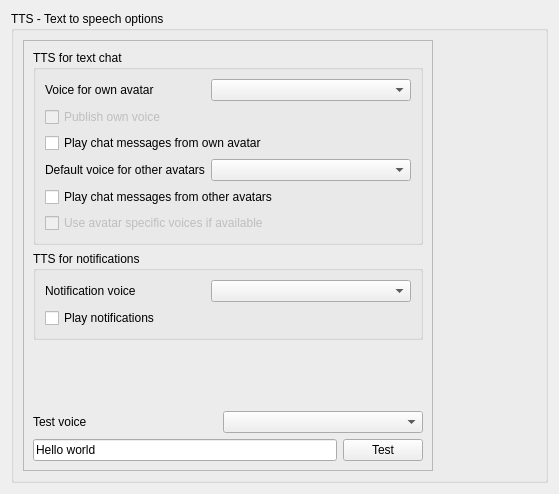
Qt form TtsModule/ui/TTSSettings.ui (realXtend/tundra) before a commit.
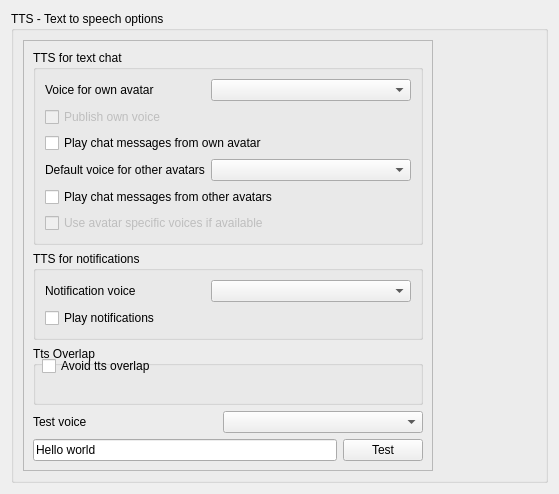
The same form after that commit.

Commit message: Update the TTS module to the last version with overlap and priority, and update the doc of doxygen

What changed in the file:
```diff
--- a/TtsModule/ui/TTSSettings.ui
+++ b/TtsModule/ui/TTSSettings.ui
@@ -178,17 +178,36 @@
               </widget>
              </item>
              <item>
-              <spacer name="verticalSpacer">
-               <property name="orientation">
-                <enum>Qt::Vertical</enum>
-               </property>
-               <property name="sizeHint" stdset="0">
+              <widget class="QGroupBox" name="groupBox_4">
+               <property name="minimumSize">
                 <size>
-                 <width>20</width>
+                 <width>377</width>
                  <height>40</height>
                 </size>
                </property>
-              </spacer>
+               <property name="title">
+                <string>Tts Overlap</string>
+               </property>
+               <widget class="QWidget" name="horizontalLayoutWidget">
+                <property name="geometry">
+                 <rect>
+                  <x>9</x>
+                  <y>0</y>
+                  <width>341</width>
+                  <height>41</height>
+                 </rect>
+                </property>
+                <layout class="QHBoxLayout" name="horizontalLayout_12">
+                 <item>
+                  <widget class="QCheckBox" name="overlapTtsCheckBox">
+                   <property name="text">
+                    <string>Avoid tts overlap</string>
+                   </property>
+                  </widget>
+                 </item>
+                </layout>
+               </widget>
+              </widget>
              </item>
              <item>
               <layout class="QHBoxLayout" name="horizontalLayout_6">
```
Left out of the diff: 6 changed lines with no effect on the pictures. The commit also changes 7 other files.
